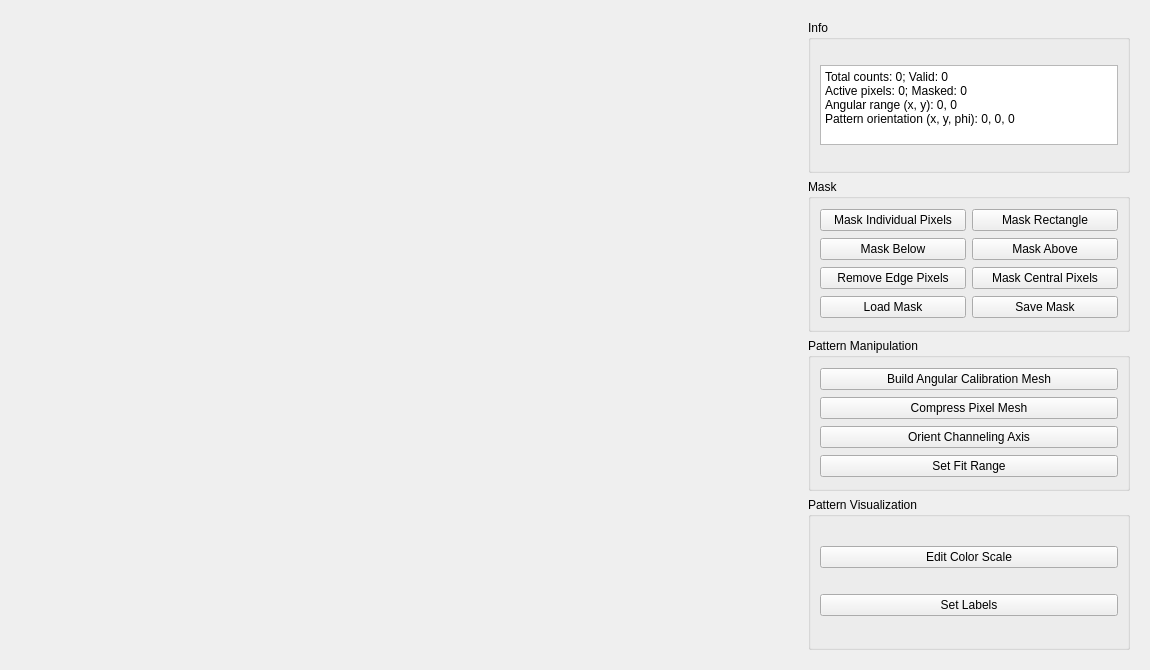
This is qt_designer/datapattern_widget.ui in edbosne/pyfdd as Qt 5 draws it before an edit. The edited form follows.
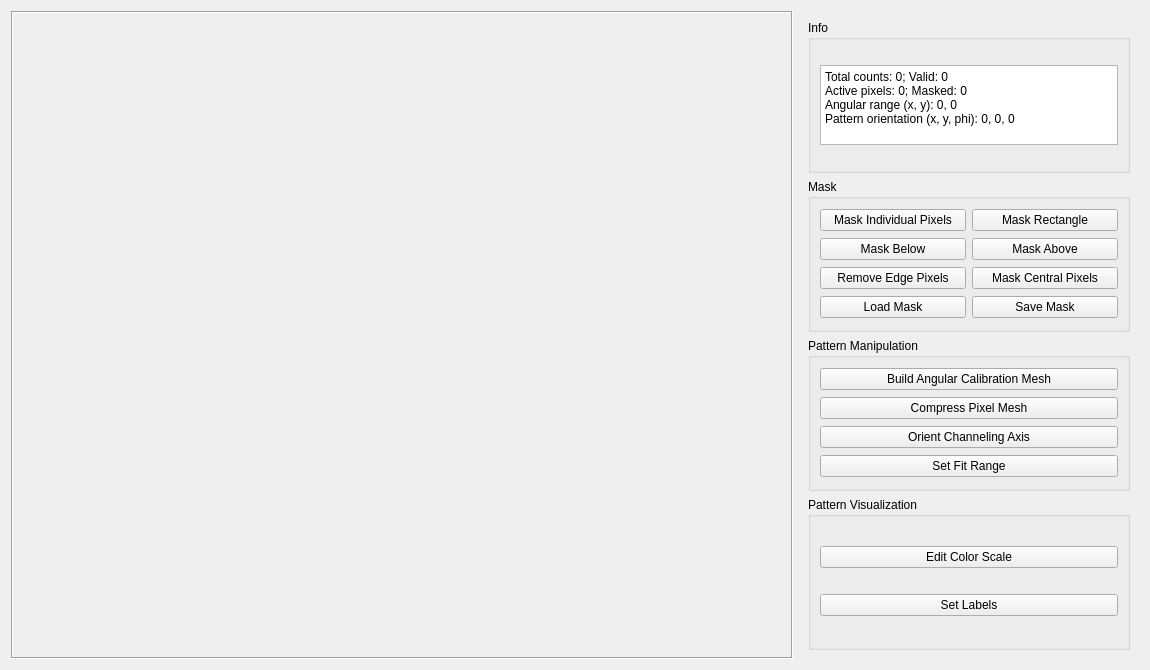
This is the edited form.

What changed in the file:
```diff
--- a/qt_designer/datapattern_widget.ui
+++ b/qt_designer/datapattern_widget.ui
@@ -21,7 +21,7 @@
   </property>
   <layout class="QHBoxLayout" name="horizontalLayout">
    <item>
-    <widget class="QWidget" name="mplwindow" native="true">
+    <widget class="QFrame" name="mplwindow">
      <property name="sizePolicy">
       <sizepolicy hsizetype="Expanding" vsizetype="Expanding">
        <horstretch>0</horstretch>
@@ -46,6 +46,12 @@
      <property name="autoFillBackground">
       <bool>false</bool>
      </property>
+     <property name="frameShape">
+      <enum>QFrame::Box</enum>
+     </property>
+     <property name="frameShadow">
+      <enum>QFrame::Sunken</enum>
+     </property>
      <layout class="QHBoxLayout" name="mplvl">
       <property name="spacing">
        <number>6</number>
```
Left out of the diff: 10 changed lines with no effect on the pictures.
